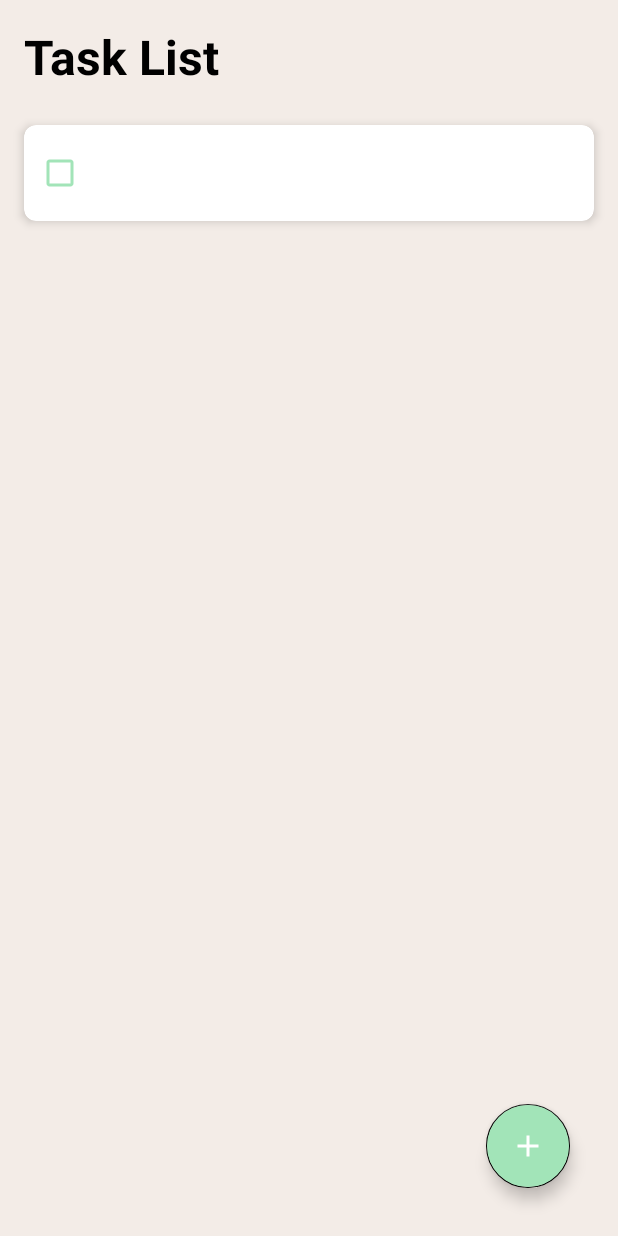
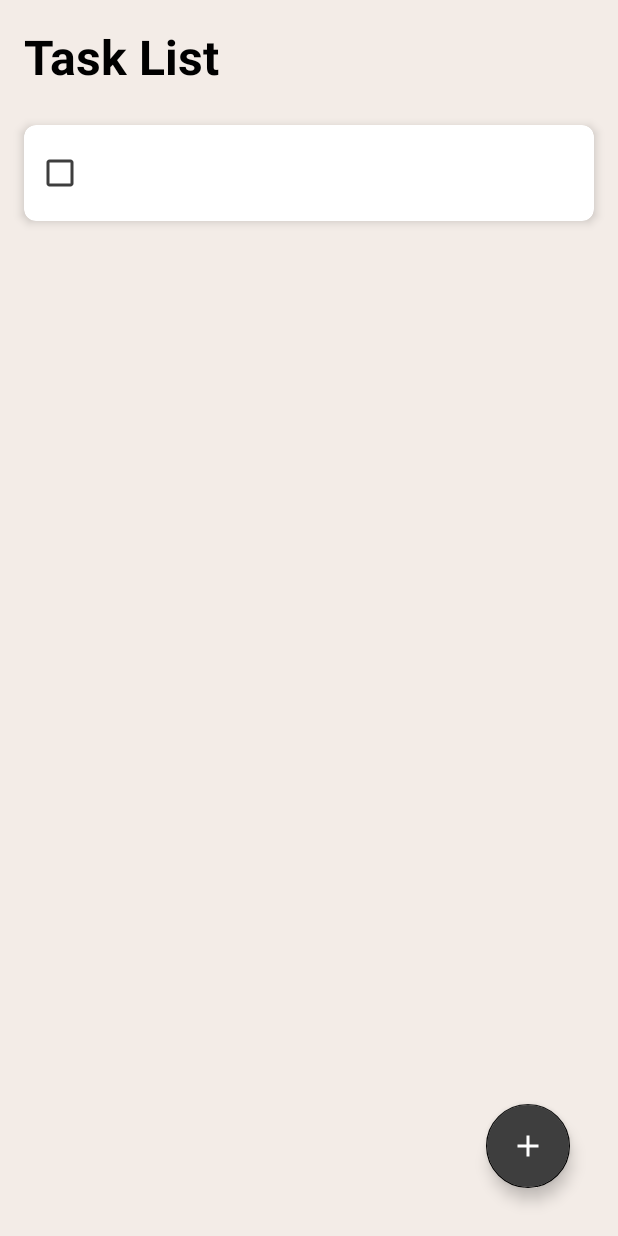
Before and after one commit to CSC207-2023Y-UofT/course-project-tnt, an Android app: the fragment AddTaskUseCase placed in its activity, after a tap on "Save", on a phone screen of 412 x 824 dp. Run offline under Robolectric (Android 15) with nearby library versions, the phone set to English and light mode, and no system bars.

Commit message:
3-task-list fix CRC and colours

```diff
--- a/app/src/main/java/com/example/tester/MainActivity.java
+++ b/app/src/main/java/com/example/tester/MainActivity.java
@@ -43,7 +43,7 @@ public class MainActivity extends AppCompatActivity implements DialogCloseListen
         tasksRecyclerView.setAdapter(tasksAdapter);
 
         ItemTouchHelper itemTouchHelper = new
-                ItemTouchHelper(new RecyclerItemTouchHelper(tasksAdapter));
+                ItemTouchHelper(new RemoveTaskUseCase(tasksAdapter));
         itemTouchHelper.attachToRecyclerView(tasksRecyclerView);
 
         FloatingActionButton fab = findViewById(R.id.fab);
--- a/app/src/main/java/com/example/tester/RecyclerItemTouchHelper.java
+++ b/app/src/main/java/com/example/tester/RemoveTaskUseCase.java
@@ -15,11 +15,11 @@ import androidx.recyclerview.widget.RecyclerView;
 import com.example.tester.Adapters.ToDoAdapter;
 import net.penguincoders.doit.R;
 
-public class RecyclerItemTouchHelper extends ItemTouchHelper.SimpleCallback {
+public class RemoveTaskUseCase extends ItemTouchHelper.SimpleCallback {
 
     private final ToDoAdapter adapter;
 
-    public RecyclerItemTouchHelper(ToDoAdapter adapter) {
+    public RemoveTaskUseCase(ToDoAdapter adapter) {
         super(0, ItemTouchHelper.LEFT | ItemTouchHelper.RIGHT);
         this.adapter = adapter;
     }
--- a/app/src/main/res/layout/activity_main.xml
+++ b/app/src/main/res/layout/activity_main.xml
@@ -34,7 +34,7 @@
         android:layout_alignParentBottom="true"
         android:layout_alignParentEnd="true"
         android:layout_margin="32dp"
-        android:backgroundTint="#A2E4B8"
+        android:backgroundTint="#3E3E3E"
         android:src="@drawable/ic_baseline_add_24" />
 
 </RelativeLayout>
--- a/app/src/main/res/layout/task_layout.xml
+++ b/app/src/main/res/layout/task_layout.xml
@@ -20,7 +20,7 @@
             android:minHeight="48dp"
             android:layout_centerHorizontal="true"
             android:paddingStart="8dp"
-            android:buttonTint="#A2E4B8"
+            android:buttonTint="#3E3E3E"
             tools:text="Go to the market and bring vegetables immediately today."
             tools:ignore="RtlSymmetry,VisualLintButtonSize" />
 
--- a/app/src/main/res/values/colors.xml
+++ b/app/src/main/res/values/colors.xml
@@ -1,6 +1,6 @@
 <?xml version="1.0" encoding="utf-8"?>
 <resources>
-    <color name="colorPrimary">#FFFFFF</color>
-    <color name="colorPrimaryDark">#A2E4B8</color>
+    <color name="colorPrimary">#F3ECE7</color>
+    <color name="colorPrimaryDark">#3E3E3E</color>
     <color name="colorAccent">#000000</color>
 </resources>
```
